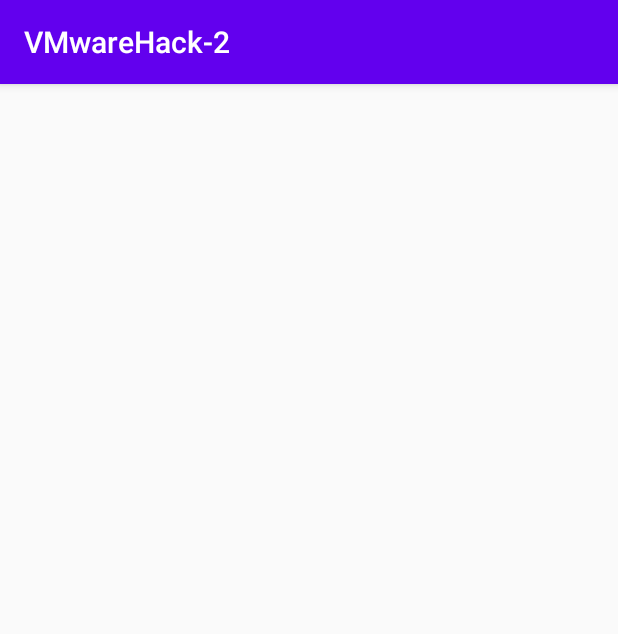
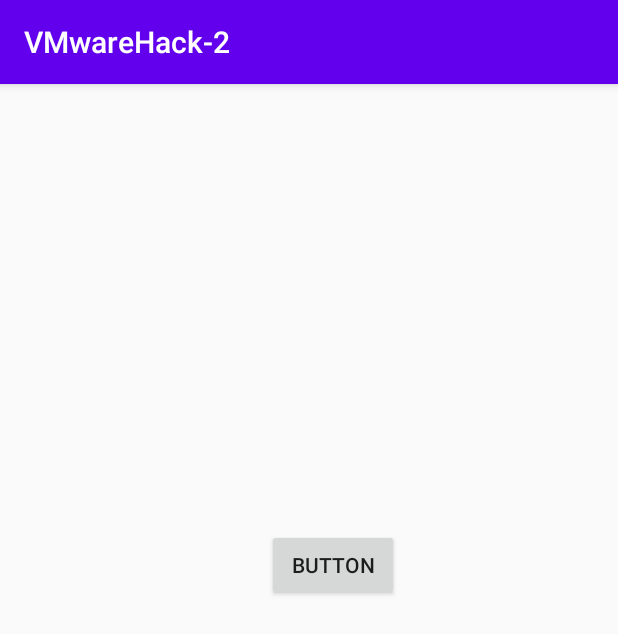
Before and after one commit to eileenchang/VMwareHack-2, an Android app: the Character screen opened directly, with no data from a screen before it, on a phone screen of 412 x 824 dp. Shown: the top 634 px of the screen. Run offline under Robolectric (Android 15) with nearby library versions, the phone set to English and light mode, and no system bars.

Commit message:
character page butotn test

```diff
--- a/app/src/main/res/layout/activity_character.xml
+++ b/app/src/main/res/layout/activity_character.xml
@@ -6,4 +6,19 @@
     android:layout_height="match_parent"
     tools:context=".Character">
 
+    <Button
+        android:id="@+id/button"
+        android:layout_width="wrap_content"
+        android:layout_height="wrap_content"
+        android:layout_marginStart="177dp"
+        android:layout_marginLeft="177dp"
+        android:layout_marginTop="278dp"
+        android:layout_marginEnd="146dp"
+        android:layout_marginRight="146dp"
+        android:layout_marginBottom="405dp"
+        android:text="Button"
+        app:layout_constraintBottom_toBottomOf="parent"
+        app:layout_constraintEnd_toEndOf="parent"
+        app:layout_constraintStart_toStartOf="parent"
+        app:layout_constraintTop_toTopOf="parent" />
 </androidx.constraintlayout.widget.ConstraintLayout>
```
